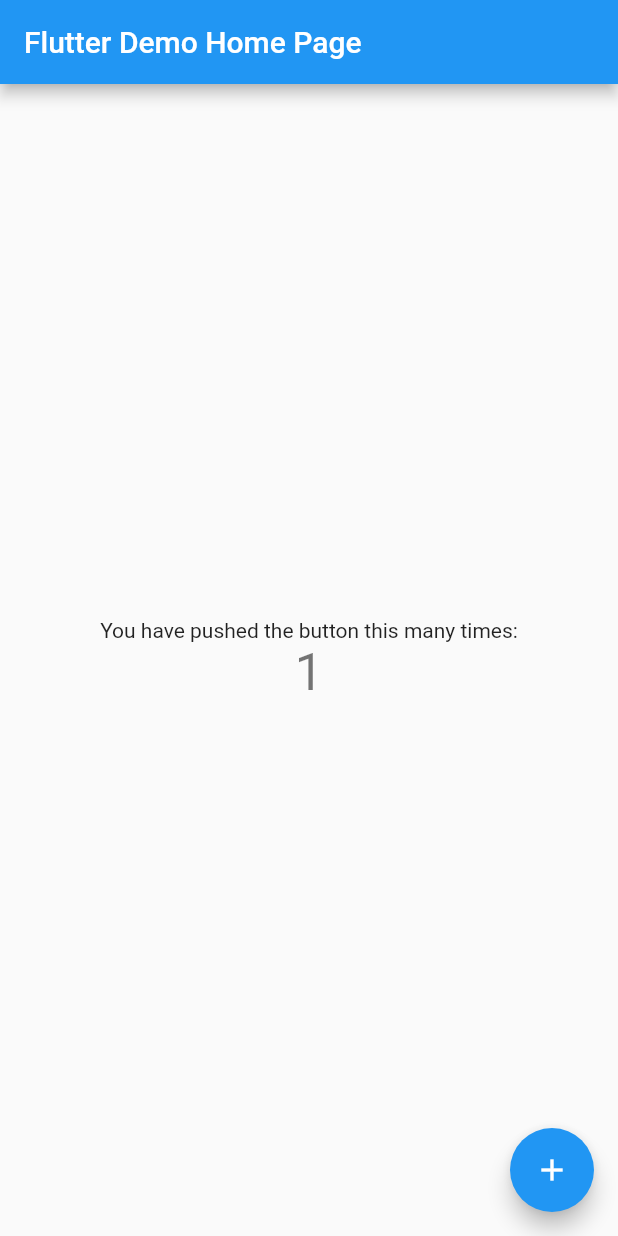
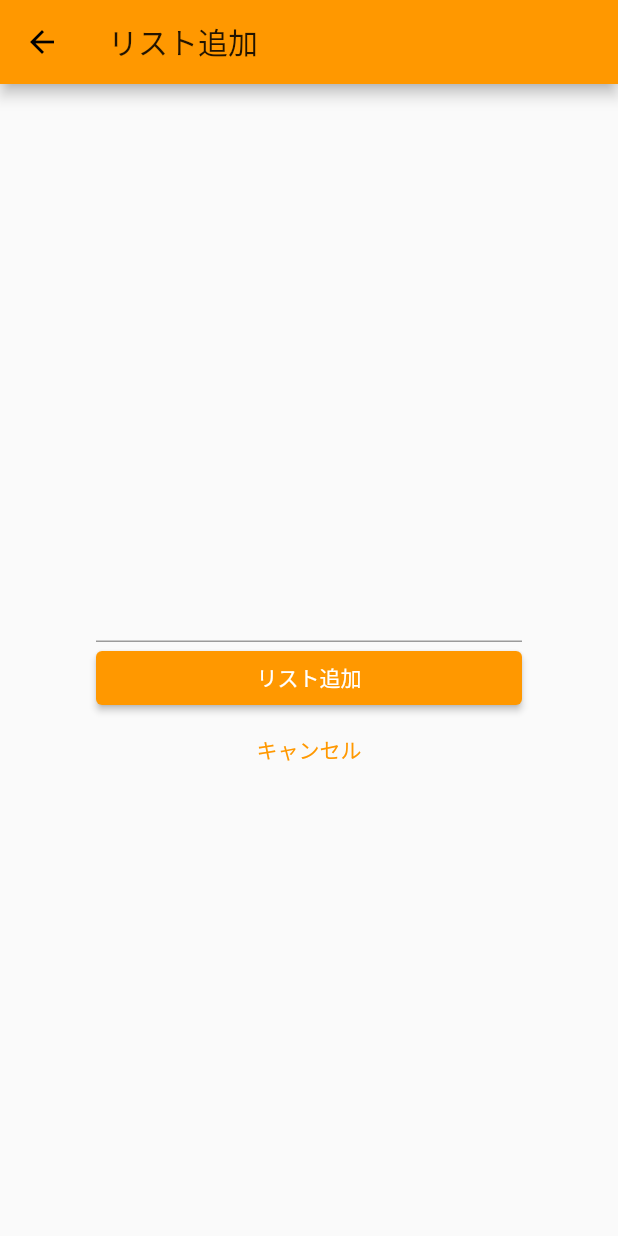
Before and after one commit to SOKu-ma/flutter_statefulwidget_sample, a Flutter app: the screen it shows after launch, after a tap on the "add" icon, on a phone screen of 412 x 824 dp. Run offline on Flutter 3.47's test engine with Material 2 defaults, Android fonts, the phone set to English and light mode, and no system bars.

Commit message:
チュートリアル（TODOアプリに置き換え）

```diff
--- a/lib/main.dart
+++ b/lib/main.dart
@@ -1,113 +1,134 @@
 import 'package:flutter/material.dart';
 
 void main() {
-  runApp(MyApp());
+  runApp(MyTodoApp());
 }
 
-class MyApp extends StatelessWidget {
-  // This widget is the root of your application.
+class MyTodoApp extends StatelessWidget {
   @override
   Widget build(BuildContext context) {
     return MaterialApp(
-      title: 'Flutter Demo',
+      // 右上に表示される"debug"ラベルを消す
+      debugShowCheckedModeBanner: false,
+      // アプリ名
+      title: 'My Todo App',
       theme: ThemeData(
-        // This is the theme of your application.
-        //
-        // Try running your application with "flutter run". You'll see the
-        // application has a blue toolbar. Then, without quitting the app, try
-        // changing the primarySwatch below to Colors.green and then invoke
-        // "hot reload" (press "r" in the console where you ran "flutter run",
-        // or simply save your changes to "hot reload" in a Flutter IDE).
-        // Notice that the counter didn't reset back to zero; the application
-        // is not restarted.
-        primarySwatch: Colors.blue,
+        // テーマカラー
+        primarySwatch: Colors.orange,
+        visualDensity: VisualDensity.adaptivePlatformDensity,
       ),
-      home: MyHomePage(title: 'Flutter Demo Home Page'),
+      // リスト一覧画面を表示
+      home: TodoListPage(),
     );
   }
 }
 
-class MyHomePage extends StatefulWidget {
-  MyHomePage({Key? key, required this.title}) : super(key: key);
-
-  // This widget is the home page of your application. It is stateful, meaning
-  // that it has a State object (defined below) that contains fields that affect
-  // how it looks.
-
-  // This class is the configuration for the state. It holds the values (in this
-  // case the title) provided by the parent (in this case the App widget) and
-  // used by the build method of the State. Fields in a Widget subclass are
-  // always marked "final".
-
-  final String title;
-
+// リスト一覧画面用Widget
+class TodoListPage extends StatefulWidget {
   @override
-  _MyHomePageState createState() => _MyHomePageState();
+  _TodoListPageState createState() => _TodoListPageState();
 }
 
-class _MyHomePageState extends State<MyHomePage> {
-  int _counter = 0;
-
-  void _incrementCounter() {
-    setState(() {
-      // This call to setState tells the Flutter framework that something has
-      // changed in this State, which causes it to rerun the build method below
-      // so that the display can reflect the updated values. If we changed
-      // _counter without calling setState(), then the build method would not be
-      // called again, and so nothing would appear to happen.
-      _counter++;
-    });
-  }
+class _TodoListPageState extends State<TodoListPage> {
+  List<String> todoList = [];
+  String _title = 'リスト一覧';
 
   @override
   Widget build(BuildContext context) {
-    // This method is rerun every time setState is called, for instance as done
-    // by the _incrementCounter method above.
-    //
-    // The Flutter framework has been optimized to make rerunning build methods
-    // fast, so that you can just rebuild anything that needs updating rather
-    // than having to individually change instances of widgets.
     return Scaffold(
       appBar: AppBar(
-        // Here we take the value from the MyHomePage object that was created by
-        // the App.build method, and use it to set our appbar title.
-        title: Text(widget.title),
+        title: Text(_title),
       ),
-      body: Center(
-        // Center is a layout widget. It takes a single child and positions it
-        // in the middle of the parent.
+      body: ListView.builder(
+        itemCount: todoList.length,
+        itemBuilder: (context, index) {
+          return Card(
+            child: ListTile(
+              title: Text(todoList[index]),
+              onTap: () {
+                print('${index + 1}行目リストタップ');
+              },
+            ),
+          );
+        },
+      ),
+      floatingActionButton: FloatingActionButton(
+        onPressed: () async {
+          final newListText = await Navigator.of(context).push(
+            MaterialPageRoute(builder: (context) {
+              return TodoAddPage();
+            }),
+          );
+          if (newListText != null) {
+            setState(() {
+              todoList.add(newListText);
+            });
+          }
+        },
+        child: Icon(Icons.add),
+      ),
+    );
+  }
+}
+
+// リスト追加用画面
+class TodoAddPage extends StatefulWidget {
+  @override
+  _TodoAddState createState() => _TodoAddState();
+}
+
+class _TodoAddState extends State<TodoAddPage> {
+  String _title = 'リスト追加';
+  String _text = '';
+
+  @override
+  Widget build(BuildContext context) {
+    return Scaffold(
+      appBar: AppBar(
+        title: Text(_title),
+      ),
+      body: Container(
+        padding: EdgeInsets.all(64),
         child: Column(
-          // Column is also a layout widget. It takes a list of children and
-          // arranges them vertically. By default, it sizes itself to fit its
-          // children horizontally, and tries to be as tall as its parent.
-          //
-          // Invoke "debug painting" (press "p" in the console, choose the
-          // "Toggle Debug Paint" action from the Flutter Inspector in Android
-          // Studio, or the "Toggle Debug Paint" command in Visual Studio Code)
-          // to see the wireframe for each widget.
-          //
-          // Column has various properties to control how it sizes itself and
-          // how it positions its children. Here we use mainAxisAlignment to
-          // center the children vertically; the main axis here is the vertical
-          // axis because Columns are vertical (the cross axis would be
-          // horizontal).
           mainAxisAlignment: MainAxisAlignment.center,
           children: <Widget>[
-            Text(
-              'You have pushed the button this many times:',
+            Text(_text, style: TextStyle(color: Colors.orange)),
+            const SizedBox(height: 8),
+            TextField(onChanged: (String value) {
+              setState(() {
+                _text = value;
+              });
+            }),
+            Container(
+              width: double.infinity,
+              child: ElevatedButton(
+                onPressed: () {
+                  if (_text != "") {
+                    Navigator.of(context).pop(_text);
+                  } else {
+                    setState(() {
+                      _text = 'TODOを入力してください';
+                    });
+                  }
+                },
+                child: Text(
+                  'リスト追加',
+                  style: TextStyle(color: Colors.white),
+                ),
+              ),
             ),
-            Text(
-              '$_counter',
-              style: Theme.of(context).textTheme.headline4,
-            ),
+            Container(
+              width: double.infinity,
+              child: TextButton(
+                onPressed: () {
+                  Navigator.of(context).pop();
+                },
+                child: Text('キャンセル'),
+              ),
+            )
           ],
         ),
       ),
-      floatingActionButton: FloatingActionButton(
-        onPressed: _incrementCounter,
-        tooltip: 'Increment',
-        child: Icon(Icons.add),
-      ), // This trailing comma makes auto-formatting nicer for build methods.
     );
   }
 }
```
